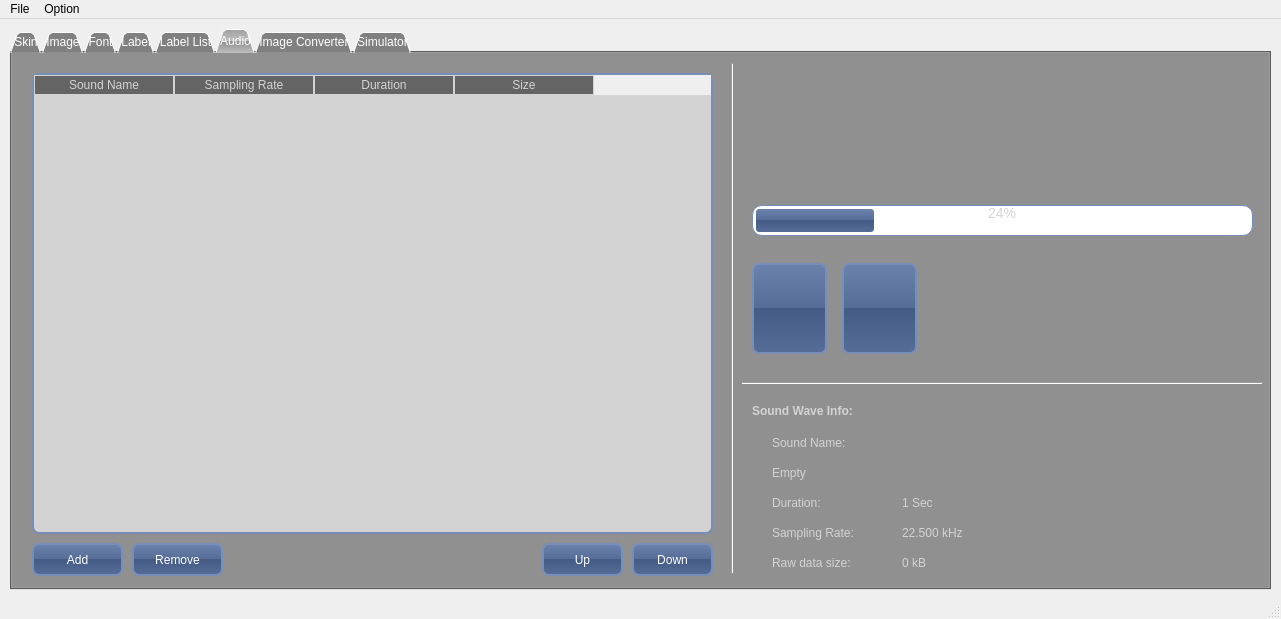
Old version of the form mainwindow.ui in the repository aroyer-qc/SkinGUI_Builder.
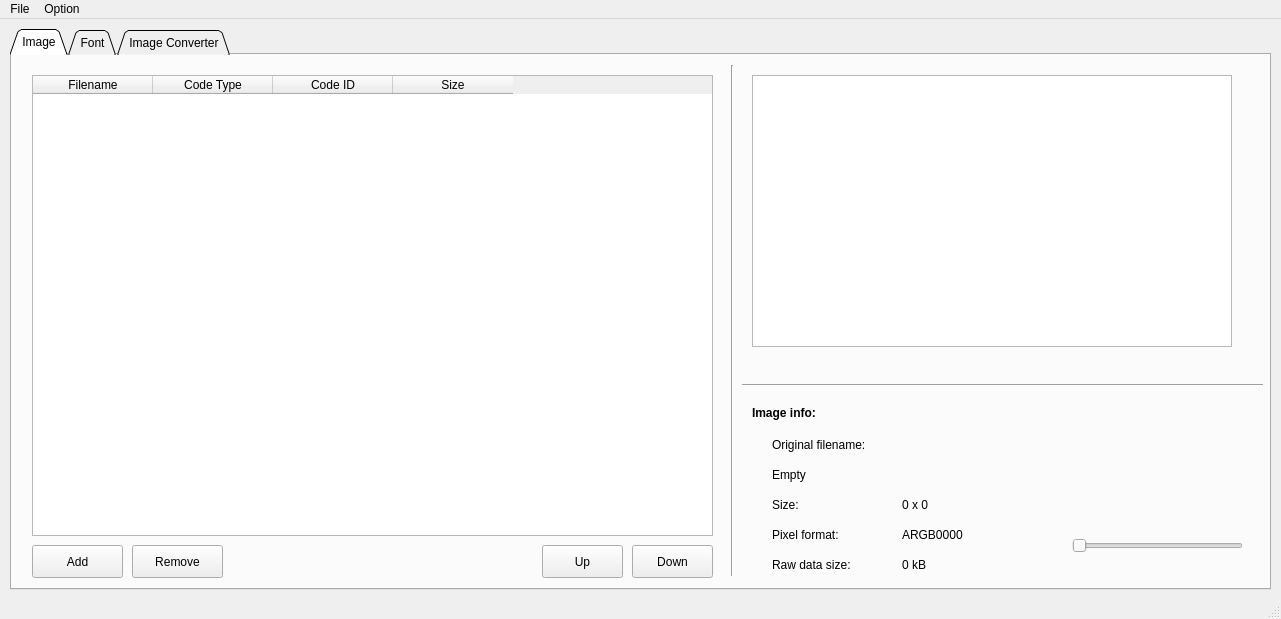
New version of the form. The open tabs and pages were chosen to show the change. Icons and pictures are not drawn.

Commit message: Fix Down button image repositionning hard fault. Fix transparency on startup remove unused tab

Patch:
```diff
--- a/mainwindow.ui
+++ b/mainwindow.ui
@@ -30,217 +30,7 @@
     <normaloff>graphic/InterfaceBuilder.png</normaloff>graphic/InterfaceBuilder.png</iconset>
   </property>
   <property name="styleSheet">
-   <string notr="true">QTabWidget::pane { 
-	background-image: url(:/Images/graphic/Marble.jpg);
-border-top: 2px solid #778EB8; 
-}
-
-QTabWidget {
-	background-color:gray;
-	font: bold &quot;Ubuntu&quot;;
-	font-size: 12px;
-}
-
-QTabBar::tab {
-background-color: QLinearGradient( x1: 0, y1: 0, x2: 0, y2: 1,  stop: 0 #6B82AC, stop: 0.49 #566D97, stop: 0.5 #445B85, stop: 1 #566D97);
-color: white;
-border-color: #778EB8;
-border-width: 2px;
-border-style: solid;
-border-top-left-radius: 4px;
-border-top-right-radius: 4px;
-min-width: 8ex;
-padding: 2px;
-}
-QTabBar::tab:selected, QTabBar::tab:hover {
-background-color: QLinearGradient( x1: 0, y1: 0, x2: 0, y2: 1,  stop: 0 #a0a0a0, stop: 0.49 #c0c0c0, stop: 0.5 #909090, stop: 1 #c0c0c0);
-color: white;
-}
-QTabBar::tab:selected {
-border-color: #CBCBCB;
-border-bottom-color: #C2C7CB;
-}
-
-QTabBar::tab:!selected {
-margin-top: 2px;
-}
-
-QLabel {
-font: bold &quot;Ubuntu&quot;;
-font-size: 12px;
-color: lightgray;
-}
-
-QComboBox {
-background-color: QLinearGradient( x1: 0, y1: 0, x2: 0, y2: 1,  stop: 0 #6B82AC, stop: 0.49 #566D97, stop: 0.5 #445B85, stop: 1 #566D97);
-color: white;
-border-width: 2px;
-border-color: #778EB8;
-border-style: solid;
-border-radius: 7px;
-padding: 3px;
-font: bold &quot;Ubuntu&quot;;
-font-size: 12px;
-padding-left: 5px;
-padding-right: 5px;
-}
-
-QComboBox::drop-down {
-subcontrol-origin: padding;
-subcontrol-position: top right;
-image: url(:/Images/down.png);
-border-left-color: darkgray;
-border-left-style: solid;
-border-top-right-radius: 3px;
-border-bottom-right-radius: 3px;
-}
-
-QCheckBox {
-font:  bold &quot;Ubuntu&quot;;
-font-size: 11px;
-}
-
-QPushButton {
-color: white;
-background-color: QLinearGradient( x1: 0, y1: 0, x2: 0, y2: 1,  stop: 0 #6B82AC, stop: 0.49 #566D97, stop: 0.5 #445B85, stop: 1 #566D97);;
-border-width: 2px;
-border-color: #778EB8;
-border-style: solid;
-border-radius: 7;
-padding: 3px;
-font: bold &quot;Ubuntu&quot;;
-font-size: 12px;
-padding-left: 5px;
-padding-right: 5px;
-height: 33px;
-}
-
-QScrollBar:horizontal {
-border-width: 2px;
-border-color: #68F;
-border-style: solid;
-background: lightgray;
-height: 15px;
-margin: 0px 20px 0 20px;
-}
-
-QScrollBar::handle:horizontal {
-background-color: QLinearGradient( x1: 0, y1: 0, x2: 0, y2: 1,  stop: 0 #6B82AC, stop: 0.49 #566D97, stop: 0.5 #445B85, stop: 1 #566D97);
-border-width: 2px;
-border-color: #778EB8;
-border-style: solid;
-border-radius: 4px;
-}
-
-QScrollBar::add-line:horizontal {
-border: 2px solid grey;
-background: #32CC99;
-width: 20px;
-subcontrol-position: right;
-subcontrol-origin: margin;
-}
-
-QScrollBar::sub-line:horizontal {
-    border: 2px solid grey;
-    background: #32CC99;
-    width: 20px;
-    subcontrol-position: left;
-    subcontrol-origin: margin;
-}
-
- QScrollBar:vertical {
-border-width: 2px;
-border-color: #778EB8;
-border-style: solid;
-background: lightgray;
-width: 15px;
-margin: 22px 0 22px 0;
- }
-
-QScrollBar::handle:vertical {
-background-color: QLinearGradient( x1: 0, y1: 0, x2: 0, y2: 1,  stop: 0 #6B82AC, stop: 0.49 #566D97, stop: 0.5 #445B85, stop: 1 #566D97);
-border-width: 2px;
-border-color: #778EB8;
-border-style: solid;
-border-radius: 4px;
-}
-
- QScrollBar::add-line:vertical {
-     border: 2px solid grey;
-     background: #778EB8;
-     height: 20px;
-     subcontrol-position: bottom;
-     subcontrol-origin: margin;
- }
-
- QScrollBar::sub-line:vertical {
-     border: 2px solid grey;
-     background: #32CC99;
-     height: 20px;
-     subcontrol-position: top;
-     subcontrol-origin: margin;
- }
- QScrollBar::up-arrow:vertical, QScrollBar::down-arrow:vertical {
-     border-color: solid grey;
-     border-width: 2px;
-     border-height: 2px;
-     background: white;
- }
-
- QScrollBar::add-page:vertical, QScrollBar::sub-page:vertical {
-     background: none;
- }
-
-QTableWidget { 
-background-color: lightgray;
-selection-background-color: #778EB8;
-selection-color: white;
-border-width: 2px;
-border-color: #778EB8;
-border-style: solid;
-border-radius: 7px;
-font: bold &quot;Ubuntu&quot;;
-font-size: 12px;
-}
-
-QHeaderView::section {
-background-color: #646464;
-color: lightgray;
-font: bold &quot;Ubuntu&quot;;
-font-size: 12px;
-border-width: 1px;
-border-color: lightgray;
-border-style: solid;
-}
-
-QSlider::handle:horizontal {
-background-color: QLinearGradient( x1: 0, y1: 0, x2: 0, y2: 1,  stop: 0 #6B82AC, stop: 0.49 #566D97, stop: 0.5 #445B85, stop: 1 #566D97);
-border-width: 2px;
-border-color: #778EB8;
-border-style: solid;
-border-radius: 3px;
-}
-
-QProgressBar {
-color: lightgray;
-border-width: 3px;
-border-color: #778EB8;
-border-style: solid;
-border-radius: 7px;
-padding: 3px;
-font: bold &quot;Ubuntu&quot;;
-font-size: 14px;
-padding-left: 3px;
-padding-right: 3px;
-text-align: centered;
-}
-
-QProgressBar::chunk {
-background-color: QLinearGradient( x1: 0, y1: 0, x2: 0, y2: 1,  stop: 0 #6B82AC, stop: 0.49 #566D97, stop: 0.5 #445B85, stop: 1 #566D97);
-border-radius: 3px;
-}
-
-</string>
+   <string notr="true"/>
   </property>
   <property name="animated">
    <bool>false</bool>
@@ -276,145 +66,6 @@
       <height>32</height>
      </size>
     </property>
-    <widget class="QWidget" name="Skin">
-     <attribute name="title">
-      <string>Skin</string>
-     </attribute>
-     <widget class="QGraphicsView" name="graphicsViewImage_2">
-      <property name="geometry">
-       <rect>
-        <x>330</x>
-        <y>100</y>
-        <width>480</width>
-        <height>272</height>
-       </rect>
-      </property>
-      <property name="styleSheet">
-       <string notr="true"/>
-      </property>
-      <property name="verticalScrollBarPolicy">
-       <enum>Qt::ScrollBarAlwaysOff</enum>
-      </property>
-      <property name="horizontalScrollBarPolicy">
-       <enum>Qt::ScrollBarAlwaysOff</enum>
-      </property>
-      <property name="backgroundBrush">
-       <brush brushstyle="NoBrush">
-        <color alpha="255">
-         <red>0</red>
-         <green>0</green>
-         <blue>0</blue>
-        </color>
-       </brush>
-      </property>
-      <property name="sceneRect">
-       <rectf>
-        <x>0.000000000000000</x>
-        <y>0.000000000000000</y>
-        <width>480.000000000000000</width>
-        <height>272.000000000000000</height>
-       </rectf>
-      </property>
-     </widget>
-     <widget class="QTabWidget" name="tabWidget">
-      <property name="geometry">
-       <rect>
-        <x>16</x>
-        <y>29</y>
-        <width>321</width>
-        <height>491</height>
-       </rect>
-      </property>
-      <property name="sizePolicy">
-       <sizepolicy hsizetype="Fixed" vsizetype="Fixed">
-        <horstretch>0</horstretch>
-        <verstretch>0</verstretch>
-       </sizepolicy>
-      </property>
-      <property name="tabShape">
-       <enum>QTabWidget::Triangular</enum>
-      </property>
-      <property name="currentIndex">
-       <number>1</number>
-      </property>
-      <widget class="QWidget" name="tab_2">
-       <attribute name="title">
-        <string>Tab 1</string>
-       </attribute>
-      </widget>
-      <widget class="QWidget" name="tab_3">
-       <attribute name="title">
-        <string>Tab 2</string>
-       </attribute>
-      </widget>
-     </widget>
-     <widget class="QComboBox" name="comboBox">
-      <property name="geometry">
-       <rect>
-        <x>910</x>
-        <y>30</y>
-        <width>261</width>
-        <height>33</height>
-       </rect>
-      </property>
-     </widget>
-     <widget class="QTabWidget" name="tabWidget_2">
-      <property name="geometry">
-       <rect>
-        <x>880</x>
-        <y>80</y>
-        <width>291</width>
-        <height>421</height>
-       </rect>
-      </property>
-      <property name="tabShape">
-       <enum>QTabWidget::Triangular</enum>
-      </property>
-      <property name="currentIndex">
-       <number>1</number>
-      </property>
-      <widget class="QWidget" name="tab_4">
-       <attribute name="title">
-        <string>Tab 1</string>
-       </attribute>
-      </widget>
-      <widget class="QWidget" name="tab_5">
-       <attribute name="title">
-        <string>Tab 2</string>
-       </attribute>
-      </widget>
-     </widget>
-     <widget class="QFrame" name="frame">
-      <property name="geometry">
-       <rect>
-        <x>297</x>
-        <y>68</y>
-        <width>546</width>
-        <height>338</height>
-       </rect>
-      </property>
-      <property name="sizePolicy">
-       <sizepolicy hsizetype="Expanding" vsizetype="Expanding">
-        <horstretch>0</horstretch>
-        <verstretch>0</verstretch>
-       </sizepolicy>
-      </property>
-      <property name="styleSheet">
-       <string notr="true">border-image: url(:/Images/bezel.png);</string>
-      </property>
-      <property name="frameShape">
-       <enum>QFrame::StyledPanel</enum>
-      </property>
-      <property name="frameShadow">
-       <enum>QFrame::Raised</enum>
-      </property>
-     </widget>
-     <zorder>tabWidget</zorder>
-     <zorder>comboBox</zorder>
-     <zorder>tabWidget_2</zorder>
-     <zorder>frame</zorder>
-     <zorder>graphicsViewImage_2</zorder>
-    </widget>
     <widget class="QWidget" name="Image">
      <attribute name="title">
       <string>Image</string>
@@ -567,7 +218,6 @@
       </property>
       <property name="font">
        <font>
-        <pointsize>-1</pointsize>
         <weight>75</weight>
         <italic>false</italic>
         <bold>true</bold>
@@ -1320,437 +970,6 @@
       </property>
      </widget>
     </widget>
-    <widget class="QWidget" name="Label">
-     <attribute name="title">
-      <string>Label</string>
-     </attribute>
-    </widget>
-    <widget class="QWidget" name="LabelList">
-     <attribute name="title">
-      <string>Label List</string>
-     </attribute>
-    </widget>
-    <widget class="QWidget" name="tab">
-     <attribute name="title">
-      <string>Audio</string>
-     </attribute>
-     <widget class="Line" name="line_H_Sound">
-      <property name="geometry">
-       <rect>
-        <x>730</x>
-        <y>320</y>
-        <width>521</width>
-        <height>20</height>
-       </rect>
-      </property>
-      <property name="orientation">
-       <enum>Qt::Horizontal</enum>
-      </property>
-     </widget>
-     <widget class="QPushButton" name="ButtonRemoveAudio">
-      <property name="geometry">
-       <rect>
-        <x>120</x>
-        <y>490</y>
-        <width>91</width>
-        <height>33</height>
-       </rect>
-      </property>
-      <property name="styleSheet">
-       <string notr="true"/>
-      </property>
-      <property name="text">
-       <string>Remove</string>
-      </property>
-      <property name="icon">
-       <iconset>
-        <normaloff>:/Images/remove20.png</normaloff>:/Images/remove20.png</iconset>
-      </property>
-      <property name="iconSize">
-       <size>
-        <width>20</width>
-        <height>20</height>
-       </size>
-      </property>
-     </widget>
-     <widget class="QPushButton" name="ButtonDownAudio">
-      <property name="geometry">
-       <rect>
-        <x>620</x>
-        <y>490</y>
-        <width>81</width>
-        <height>33</height>
-       </rect>
-      </property>
-      <property name="styleSheet">
-       <string notr="true"/>
-      </property>
-      <property name="text">
-       <string>Down</string>
-      </property>
-      <property name="icon">
-       <iconset>
-        <normaloff>:/Images/Down_Arrow20.png</normaloff>:/Images/Down_Arrow20.png</iconset>
-      </property>
-      <property name="iconSize">
-       <size>
-        <width>20</width>
-        <height>20</height>
-       </size>
-      </property>
-     </widget>
-     <widget class="Line" name="line_V_Sound">
-      <property name="geometry">
-       <rect>
-        <x>710</x>
-        <y>10</y>
-        <width>20</width>
-        <height>511</height>
-       </rect>
-      </property>
-      <property name="orientation">
-       <enum>Qt::Vertical</enum>
-      </property>
-     </widget>
-     <widget class="QLabel" name="LabelStaticSamplingRate">
-      <property name="geometry">
-       <rect>
-        <x>760</x>
-        <y>470</y>
-        <width>121</width>
-        <height>20</height>
-       </rect>
-      </property>
-      <property name="text">
-       <string>Sampling Rate:</string>
-      </property>
-     </widget>
-     <widget class="QLabel" name="LabelStaticSoundInfo">
-      <property name="geometry">
-       <rect>
-        <x>740</x>
-        <y>350</y>
-        <width>151</width>
-        <height>16</height>
-       </rect>
-      </property>
-      <property name="font">
-       <font>
-        <pointsize>-1</pointsize>
-        <weight>75</weight>
-        <italic>false</italic>
-        <bold>true</bold>
-       </font>
-      </property>
-      <property name="text">
-       <string>Sound Wave Info:</string>
-      </property>
-     </widget>
-     <widget class="QLabel" name="LabelRawDataSizeImage_2">
-      <property name="geometry">
-       <rect>
-        <x>890</x>
-        <y>500</y>
-        <width>121</width>
-        <height>20</height>
-       </rect>
-      </property>
-      <property name="text">
-       <string>0 kB</string>
-      </property>
-     </widget>
-     <widget class="QPushButton" name="ButtonUpAudio">
-      <property name="geometry">
-       <rect>
-        <x>530</x>
-        <y>490</y>
-        <width>81</width>
-        <height>33</height>
-       </rect>
-      </property>
-      <property name="styleSheet">
-       <string notr="true"/>
-      </property>
-      <property name="text">
-       <string>Up</string>
-      </property>
-      <property name="icon">
-       <iconset>
-        <normaloff>:/Images/Up_Arrow20.png</normaloff>:/Images/Up_Arrow20.png</iconset>
-      </property>
-      <property name="iconSize">
-       <size>
-        <width>20</width>
-        <height>20</height>
-       </size>
-      </property>
-     </widget>
-     <widget class="QLabel" name="LabelStaticFilenameSound">
-      <property name="geometry">
-       <rect>
-        <x>760</x>
-        <y>380</y>
-        <width>121</width>
-        <height>20</height>
-       </rect>
-      </property>
-      <property name="text">
-       <string>Sound Name:</string>
-      </property>
-     </widget>
-     <widget class="QLabel" name="LabelStaticDurationSound">
-      <property name="geometry">
-       <rect>
-        <x>760</x>
-        <y>440</y>
-        <width>121</width>
-        <height>20</height>
-       </rect>
-      </property>
-      <property name="text">
-       <string>Duration:</string>
-      </property>
-     </widget>
-     <widget class="QLabel" name="LabelSamplingRate">
-      <property name="geometry">
-       <rect>
-        <x>890</x>
-        <y>470</y>
-        <width>121</width>
-        <height>20</height>
-       </rect>
-      </property>
-      <property name="text">
-       <string>22.500 kHz</string>
-      </property>
-     </widget>
-     <widget class="QTableWidget" name="TableAudio">
-      <property name="geometry">
-       <rect>
-        <x>20</x>
-        <y>20</y>
-        <width>681</width>
-        <height>461</height>
-       </rect>
-      </property>
-      <property name="sizePolicy">
-       <sizepolicy hsizetype="Expanding" vsizetype="Expanding">
-        <horstretch>0</horstretch>
-        <verstretch>0</verstretch>
-       </sizepolicy>
-      </property>
-      <property name="baseSize">
-       <size>
-        <width>0</width>
-        <height>0</height>
-       </size>
-      </property>
-      <property name="lineWidth">
-       <number>-1</number>
-      </property>
-      <property name="verticalScrollBarPolicy">
-       <enum>Qt::ScrollBarAlwaysOff</enum>
-      </property>
-      <property name="horizontalScrollBarPolicy">
-       <enum>Qt::ScrollBarAlwaysOff</enum>
-      </property>
-      <property name="selectionMode">
-       <enum>QAbstractItemView::SingleSelection</enum>
-      </property>
-      <property name="selectionBehavior">
-       <enum>QAbstractItemView::SelectRows</enum>
-      </property>
-      <property name="sortingEnabled">
-       <bool>false</bool>
-      </property>
-      <property name="columnCount">
-       <number>4</number>
-      </property>
-      <attribute name="horizontalHeaderCascadingSectionResizes">
-       <bool>false</bool>
-      </attribute>
-      <attribute name="horizontalHeaderMinimumSectionSize">
-       <number>40</number>
-      </attribute>
-      <attribute name="horizontalHeaderDefaultSectionSize">
-       <number>140</number>
-      </attribute>
-      <attribute name="horizontalHeaderStretchLastSection">
-       <bool>false</bool>
-      </attribute>
-      <attribute name="verticalHeaderVisible">
-       <bool>false</bool>
-      </attribute>
-      <attribute name="verticalHeaderHighlightSections">
-       <bool>true</bool>
-      </attribute>
-      <column>
-       <property name="text">
-        <string>Sound Name</string>
-       </property>
-      </column>
-      <column>
-       <property name="text">
-        <string>Sampling Rate</string>
-       </property>
-      </column>
-      <column>
-       <property name="text">
-        <string>Duration</string>
-       </property>
-      </column>
-      <column>
-       <property name="text">
-        <string>Size</string>
-       </property>
-      </column>
-     </widget>
-     <widget class="QLabel" name="LabelFilenameSound">
-      <property name="geometry">
-       <rect>
-        <x>760</x>
-        <y>410</y>
-        <width>491</width>
-        <height>20</height>
-       </rect>
-      </property>
-      <property name="text">
-       <string>Empty</string>
-      </property>
-     </widget>
-     <widget class="QLabel" name="LabelDurationSound">
-      <property name="geometry">
-       <rect>
-        <x>890</x>
-        <y>440</y>
-        <width>161</width>
-        <height>20</height>
-       </rect>
-      </property>
-      <property name="text">
-       <string>1 Sec</string>
-      </property>
-     </widget>
-     <widget class="QPushButton" name="ButtonAddAudio">
-      <property name="geometry">
-       <rect>
-        <x>20</x>
-        <y>490</y>
-        <width>91</width>
-        <height>33</height>
-       </rect>
-      </property>
-      <property name="styleSheet">
-       <string notr="true"/>
-      </property>
-      <property name="text">
-       <string>Add</string>
-      </property>
-      <property name="icon">
-       <iconset>
-        <normaloff>:/Images/plus20.png</normaloff>:/Images/plus20.png</iconset>
-      </property>
-      <property name="iconSize">
-       <size>
-        <width>20</width>
-        <height>20</height>
-       </size>
-      </property>
-     </widget>
-     <widget class="QLabel" name="LabelStaticRawDataSizeImage_2">
-      <property name="geometry">
-       <rect>
-        <x>760</x>
-        <y>500</y>
-        <width>121</width>
-        <height>20</height>
-       </rect>
-      </property>
-      <property name="text">
-       <string>Raw data size:</string>
-      </property>
-     </widget>
-     <widget class="QPushButton" name="pushButton">
-      <property name="geometry">
-       <rect>
-        <x>740</x>
-        <y>210</y>
-        <width>75</width>
-        <height>91</height>
-       </rect>
-      </property>
-      <property name="font">
-       <font>
-        <pointsize>-1</pointsize>
-        <weight>75</weight>
-        <italic>false</italic>
-        <bold>true</bold>
-       </font>
-      </property>
-      <property name="styleSheet">
-       <string notr="true"/>
-      </property>
-      <property name="text">
-       <string/>
-      </property>
-      <property name="icon">
-       <iconset>
-        <normaloff>:/Images/play.png</normaloff>
-        <activeoff>:/Images/pause.png</activeoff>:/Images/play.png</iconset>
-      </property>
-      <property name="iconSize">
-       <size>
-        <width>64</width>
-        <height>64</height>
-       </size>
-      </property>
-     </widget>
-     <widget class="QPushButton" name="pushButton_2">
-      <property name="geometry">
-       <rect>
-        <x>830</x>
-        <y>210</y>
-        <width>75</width>
-        <height>91</height>
-       </rect>
-      </property>
-      <property name="styleSheet">
-       <string notr="true"/>
-      </property>
-      <property name="text">
-       <string/>
-      </property>
-      <property name="icon">
-       <iconset>
-        <normaloff>stop.png</normaloff>stop.png</iconset>
-      </property>
-      <property name="iconSize">
-       <size>
-        <width>64</width>
-        <height>64</height>
-       </size>
-      </property>
-     </widget>
-     <widget class="QProgressBar" name="progressBar">
-      <property name="geometry">
-       <rect>
-        <x>740</x>
-        <y>152</y>
-        <width>501</width>
-        <height>31</height>
-       </rect>
-      </property>
-      <property name="styleSheet">
-       <string notr="true">     border-width: 1px;
-     border-style: solid;
-     border-radius: 10px;
-</string>
-      </property>
-      <property name="value">
-       <number>24</number>
-      </property>
-     </widget>
-    </widget>
     <widget class="QWidget" name="ImageConverter">
      <attribute name="title">
       <string>Image Converter</string>
@@ -2597,50 +1816,6 @@
       </property>
      </widget>
     </widget>
-    <widget class="QWidget" name="Simulator">
-     <attribute name="title">
-      <string>Simulator</string>
-     </attribute>
-     <widget class="QGraphicsView" name="graphicsViewSimulator">
-      <property name="geometry">
-       <rect>
-        <x>430</x>
-        <y>130</y>
-        <width>514</width>
-        <height>304</height>
-       </rect>
-      </property>
-      <property name="sizePolicy">
-       <sizepolicy hsizetype="Fixed" vsizetype="Fixed">
-        <horstretch>0</horstretch>
-        <verstretch>0</verstretch>
-       </sizepolicy>
-      </property>
-      <property name="verticalScrollBarPolicy">
-       <enum>Qt::ScrollBarAlwaysOff</enum>
-      </property>
-      <property name="horizontalScrollBarPolicy">
-       <enum>Qt::ScrollBarAlwaysOff</enum>
-      </property>
-      <property name="backgroundBrush">
-       <brush brushstyle="NoBrush">
-        <color alpha="255">
-         <red>0</red>
-         <green>0</green>
-         <blue>0</blue>
-        </color>
-       </brush>
-      </property>
-      <property name="sceneRect">
-       <rectf>
-        <x>0.000000000000000</x>
-        <y>0.000000000000000</y>
-        <width>0.000000000000000</width>
-        <height>0.000000000000000</height>
-       </rectf>
-      </property>
-     </widget>
-    </widget>
    </widget>
   </widget>
   <widget class="QMenuBar" name="menuBar">
```
Left out of the diff: 4 changed lines with no effect on the pictures. The commit also changes 5 other files.
